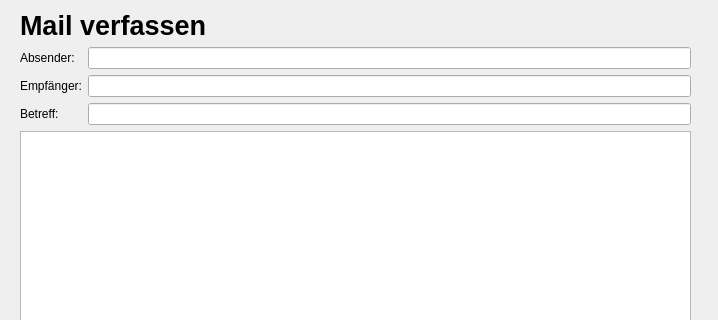
First picture: the form in thunder_mail_client/sending_mail_widget.ui, repository SH1RL0CK/thunder_mail, before the edit; both pictures show x 0 to 718 and y 0 to 320 of the 718 by 492 pixel window.
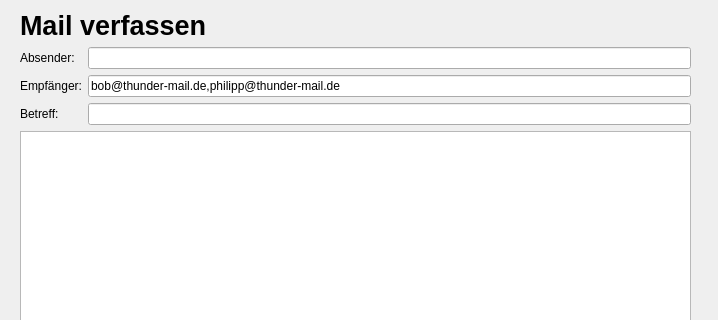
Second picture: the form after the edit.

What changed in the file:
```diff
--- a/thunder_mail_client/sending_mail_widget.ui
+++ b/thunder_mail_client/sending_mail_widget.ui
@@ -83,6 +83,9 @@
         <property name="toolTip">
          <string>Hinweis: Mehrere Empfänger mit &quot;,&quot; trennen z.B. alice@thunder-mail.de,bob@thunder-mail.de,...</string>
         </property>
+        <property name="text">
+         <string>bob@thunder-mail.de,philipp@thunder-mail.de</string>
+        </property>
        </widget>
       </item>
       <item row="2" column="0">
```
